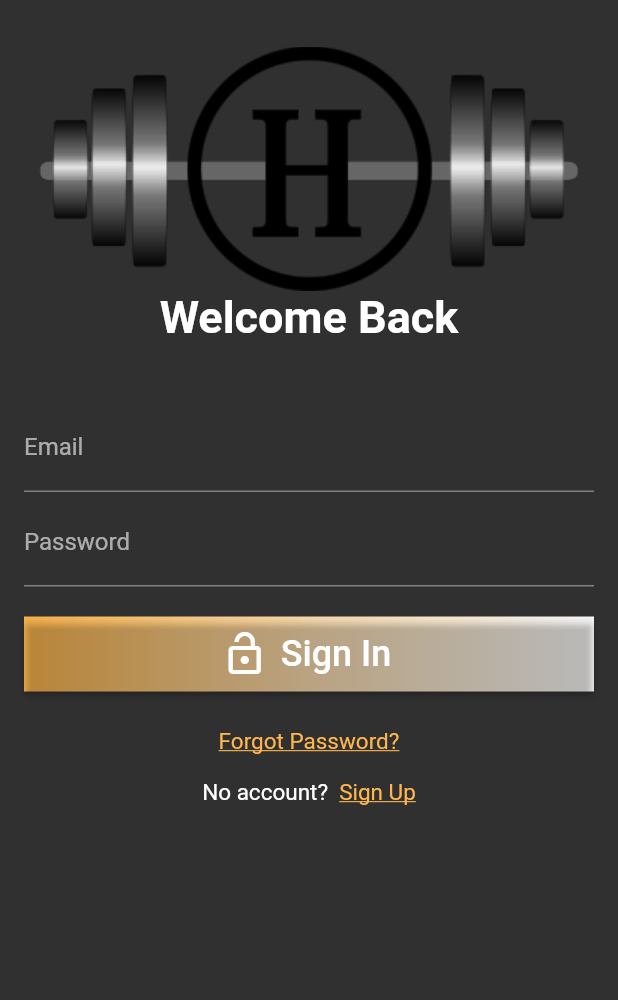
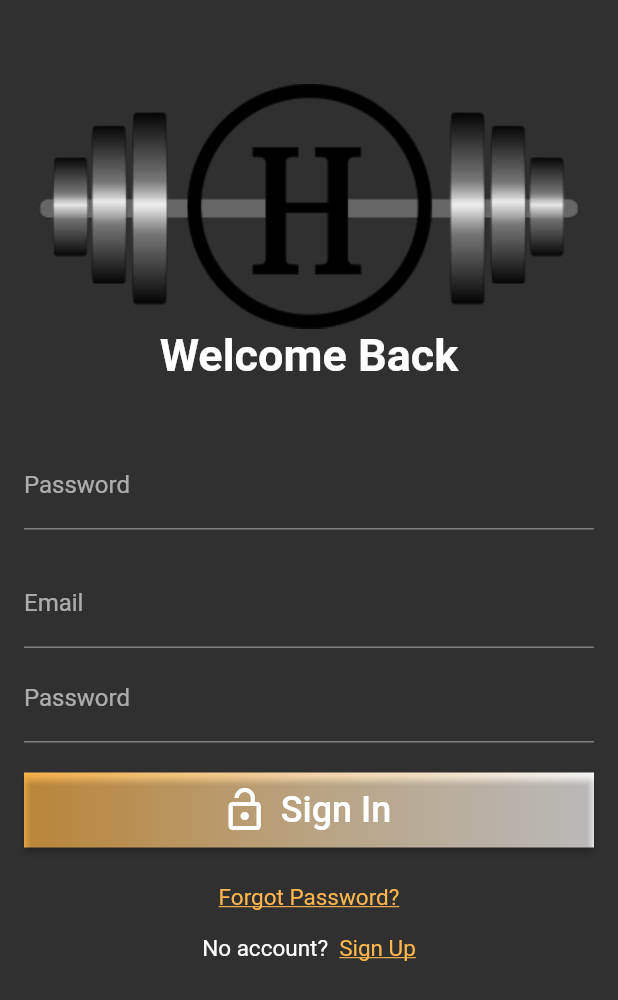
Before and after one commit to Shuy935/gym_h, a Flutter app: the screen it shows after launch, on a phone screen of 412 x 824 dp. Shown: the top 1000 px of the screen. Run offline on Flutter 3.47's test engine with Material 2 defaults, Android fonts, the light colour scheme and no system bars; our stand-ins replace email_validator, firebase_auth, firebase_core; accounts and stored records are empty.

Commit message:
Actualizacion de cosas

```diff
--- a/lib/widget/login_widget.dart
+++ b/lib/widget/login_widget.dart
@@ -34,7 +34,7 @@ class _LoginWidgetState extends State <LoginWidget> {
     child: Column(
       mainAxisAlignment: MainAxisAlignment.center,
       children: [
-        SizedBox(height: 15),
+        SizedBox(height: 40),
         Image.asset('assets/image/logo.png'),
         Text(
           'Welcome Back',
@@ -42,6 +42,13 @@ class _LoginWidgetState extends State <LoginWidget> {
           style: TextStyle(fontSize: 30, fontWeight: FontWeight.bold),
         ),
         SizedBox(height: 40),
+        TextField(
+          controller: passwordController,
+          textInputAction: TextInputAction.done,
+          decoration: InputDecoration(labelText: 'Password'),
+          obscureText: true,
+        ),
+        SizedBox(height: 20),
         TextField(
           controller: emailController,
           cursorColor: Colors.white,
```
Also changed, not shown: 1 other file.
